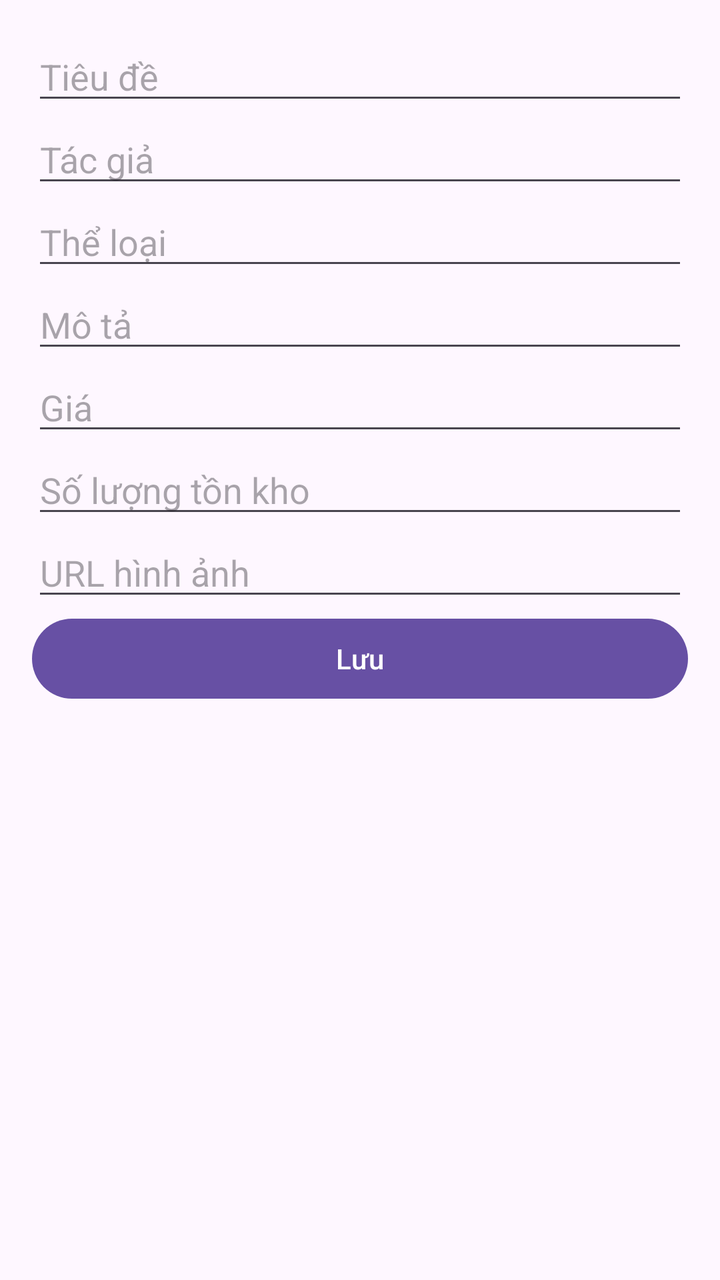
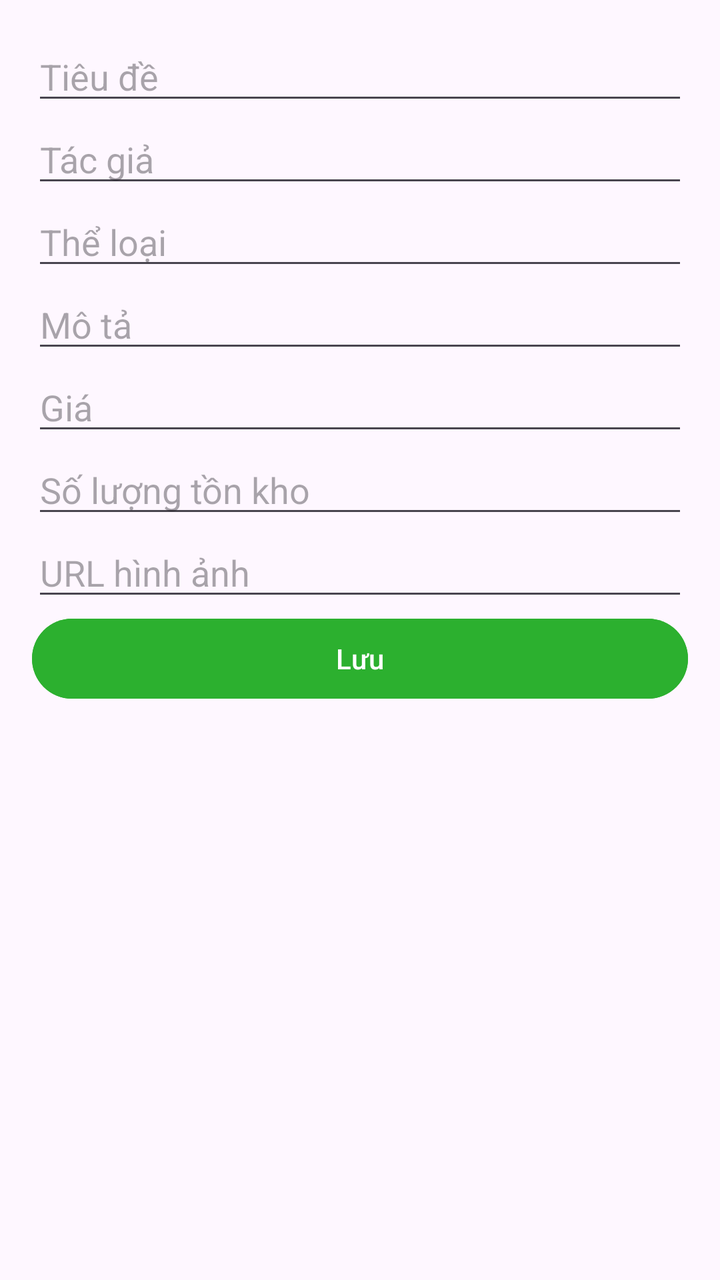

Compare the two renders of this Android layout. The source of the first and the diff that turns it into the second are given below.
<!-- AndroidManifest.xml: application theme Theme.BookApp -->
<!-- res/layout/dialog_add_edit_book.xml -->
<?xml version="1.0" encoding="utf-8"?>
<ScrollView xmlns:android="http://schemas.android.com/apk/res/android"
    android:layout_width="match_parent"
    android:layout_height="wrap_content">

    <LinearLayout
        android:layout_width="match_parent"
        android:layout_height="wrap_content"
        android:orientation="vertical"
        android:padding="16dp">

        <EditText
            android:id="@+id/etTitle"
            android:layout_width="match_parent"
            android:layout_height="wrap_content"
            android:hint="Tiêu đề" />

        <EditText
            android:id="@+id/etAuthor"
            android:layout_width="match_parent"
            android:layout_height="wrap_content"
            android:hint="Tác giả" />

        <EditText
            android:id="@+id/etCategory"
            android:layout_width="match_parent"
            android:layout_height="wrap_content"
            android:hint="Thể loại" />

        <EditText
            android:id="@+id/etDescription"
            android:layout_width="match_parent"
            android:layout_height="wrap_content"
            android:hint="Mô tả" />

        <EditText
            android:id="@+id/etPrice"
            android:layout_width="match_parent"
            android:layout_height="wrap_content"
            android:hint="Giá"
            android:inputType="numberDecimal" />

        <EditText
            android:id="@+id/etStock"
            android:layout_width="match_parent"
            android:layout_height="wrap_content"
            android:hint="Số lượng tồn kho"
            android:inputType="number" />

        <EditText
            android:id="@+id/etImage"
            android:layout_width="match_parent"
            android:layout_height="wrap_content"
            android:hint="URL hình ảnh" />

        <Button
            android:id="@+id/btnSave"
            android:layout_width="match_parent"
            android:layout_height="wrap_content"
            android:text="Lưu" />

    </LinearLayout>
</ScrollView>
<!-- resources referenced by this layout -->
<resources>
  <style name="Theme.BookApp" parent="Base.Theme.BookApp" />
  <style name="Base.Theme.BookApp" parent="Theme.Material3.DayNight.NoActionBar">
          
          
      </style>
</resources>

<!-- the commit's change to res/layout/dialog_add_edit_book.xml (unified diff, before → after) -->
@@ -57,7 +57,8 @@
             android:id="@+id/btnSave"
             android:layout_width="match_parent"
             android:layout_height="wrap_content"
-            android:text="Lưu" />
+            android:text="Lưu"
+            android:backgroundTint="#2cb02f"/>
 
     </LinearLayout>
 </ScrollView>
